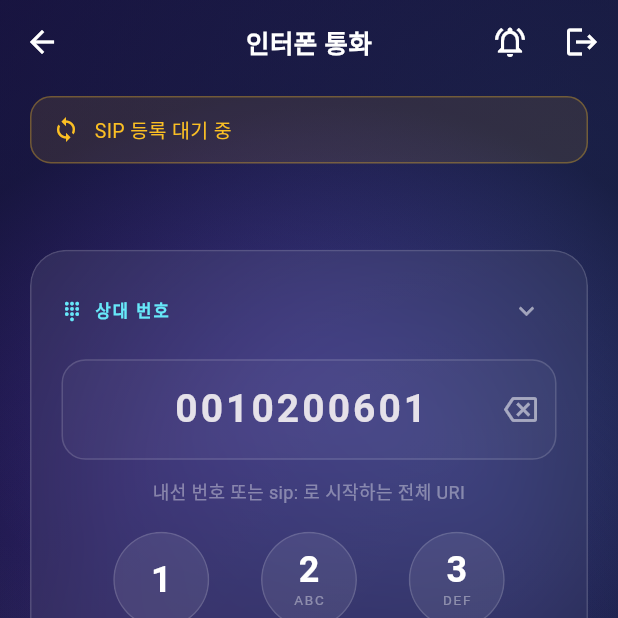
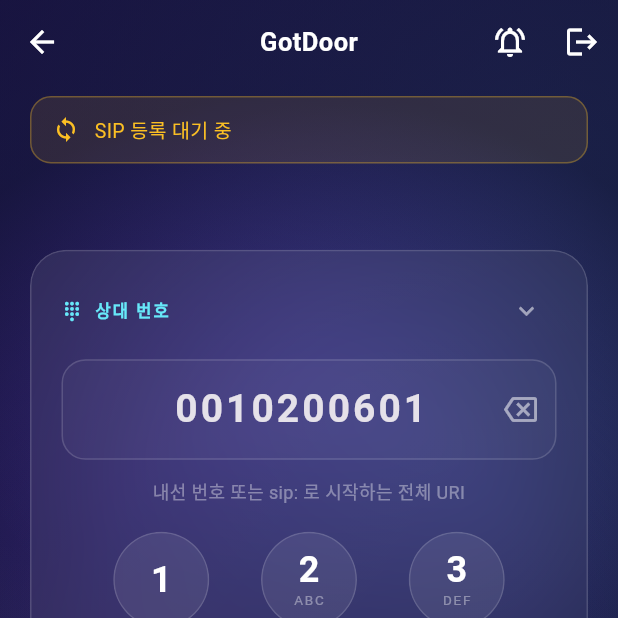
Before and after one commit to jejezz/janus-webrtc-client, a Flutter app: the DialerScreen screen opened directly with empty values, on a phone screen of 412 x 824 dp, the top half of it. Run offline on Flutter 3.47's test engine with Material 3 defaults, Android fonts, the phone set to English and light mode, and no system bars; our stand-ins replace cloud_firestore, connectivity_plus, firebase_core, firebase_messaging, flutter_local_notifications, flutter_secure_storage and 1 more; missing offline and left inert: flutter_webrtc, janus_client; accounts and stored records are empty.

Commit message:
앱 이름을 GotDoor 로 바꾼다
"I got the door" — 초인종이 울리면 내가 받고, 문도 내가 연다. 런처 라벨은
잘리지 않게 붙여 쓴다. 패키지·번들 ID 는 그대로 둔다 — FCM 등록과 설치
연속성이 거기에 매여 있다.

Co-Authored-By: Claude Opus 5 <noreply@anthropic.com>

```diff
--- a/lib/main.dart
+++ b/lib/main.dart
@@ -35,7 +35,7 @@ class JanusClientApp extends StatelessWidget {
   @override
   Widget build(BuildContext context) {
     return MaterialApp(
-      title: 'Janus SIP Client',
+      title: 'GotDoor',
       debugShowCheckedModeBanner: false,
       theme: buildAppTheme(),
       home: const ConnectScreen(),
--- a/lib/ui/connect_screen.dart
+++ b/lib/ui/connect_screen.dart
@@ -385,8 +385,10 @@ class _ConnectScreenState extends State<ConnectScreen> {
                         const Spacer(flex: 2),
                         const JanusMark(width: 180),
                         const SizedBox(height: 8),
+                        // 앱 이름. "I got the door" — 초인종이 울리면
+                        // 내가 받고, 문도 내가 연다는 뜻이다.
                         const Text(
-                          'Janus Client',
+                          'GotDoor',
                           textAlign: TextAlign.center,
                           style: TextStyle(
                             fontSize: 28,
@@ -424,7 +426,7 @@ class _ConnectScreenState extends State<ConnectScreen> {
     if (_profile.complexName.isNotEmpty) {
       return '${_profile.complexName} · ${_profile.building}동 ${_profile.unit}호';
     }
-    return '인터폰 통화 · SIP over WebRTC';
+    return '인터폰, 제가 받을게요';
   }
 
   List<Widget> _buildStatus(BuildContext context) {
--- a/lib/ui/dialer_screen.dart
+++ b/lib/ui/dialer_screen.dart
@@ -181,7 +181,7 @@ class _DialerScreenState extends State<DialerScreen> {
       child: Scaffold(
         extendBodyBehindAppBar: true,
         appBar: AppBar(
-          title: const Text('인터폰 통화'),
+          title: const Text('GotDoor'),
           actions: [
             IconButton(
               tooltip: '단말 등록 상태',
--- a/pubspec.yaml
+++ b/pubspec.yaml
@@ -1,5 +1,5 @@
 name: janus_client_app
-description: "A new Flutter project."
+description: "GotDoor — 아파트 인터폰 통화와 문열림 모바일 앱."
 # The following line prevents the package from being accidentally published to
 # pub.dev using `flutter pub publish`. This is preferred for private packages.
 publish_to: 'none' # Remove this line if you wish to publish to pub.dev
```
Also changed, not shown: 3 other files.
